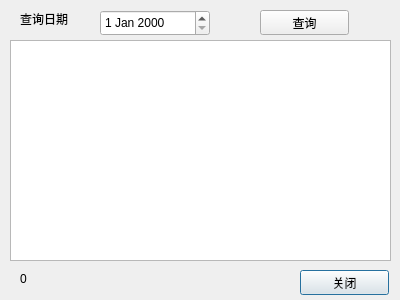
Above: qtlearnings/paramconfig/cmodparamquery.ui from ldhshao/mylearnings before the change. Below: the same form after it.
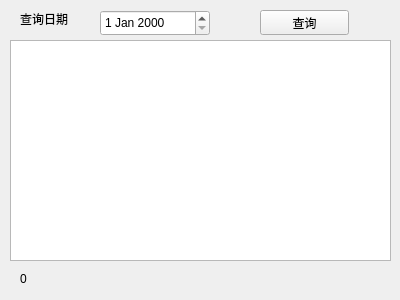
That is the form after the change. Custom widgets are drawn as their Qt base class.

Commit message: paramconfig: param modify upload

What changed in the file:
```diff
--- a/qtlearnings/paramconfig/cmodparamquery.ui
+++ b/qtlearnings/paramconfig/cmodparamquery.ui
@@ -1,7 +1,7 @@
 <?xml version="1.0" encoding="UTF-8"?>
 <ui version="4.0">
  <class>CModParamQuery</class>
- <widget class="QDialog" name="CModParamQuery">
+ <widget class="QWidget" name="CModParamQuery">
   <property name="geometry">
    <rect>
     <x>0</x>
@@ -26,19 +26,6 @@
     <string>0</string>
    </property>
   </widget>
-  <widget class="CKeyButton" name="pushButton_close">
-   <property name="geometry">
-    <rect>
-     <x>300</x>
-     <y>270</y>
-     <width>89</width>
-     <height>25</height>
-    </rect>
-   </property>
-   <property name="text">
-    <string>关闭</string>
-   </property>
-  </widget>
   <widget class="CKeyTableWidget" name="tableWidget">
    <property name="geometry">
     <rect>
```
Left out of the diff: 1 changed line with no effect on the pictures. The commit also changes 15 other files.
